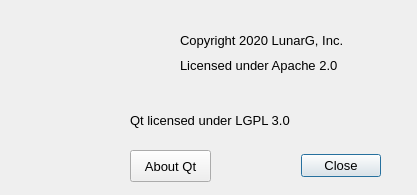
The window that vkconfig/dialog_about.ui (LunarG/VulkanTools) describes before a commit, drawn with Qt 5.
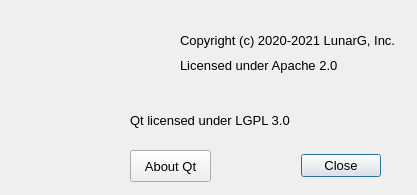
The same window after the commit. Icons and pictures are not drawn.

Patch:
```diff
--- a/vkconfig/dialog_about.ui
+++ b/vkconfig/dialog_about.ui
@@ -74,7 +74,7 @@
     <enum>Qt::LeftToRight</enum>
    </property>
    <property name="text">
-    <string>Copyright 2020 LunarG, Inc.</string>
+    <string>Copyright (c) 2020-2021 LunarG, Inc.</string>
    </property>
    <property name="alignment">
     <set>Qt::AlignLeading|Qt::AlignLeft|Qt::AlignVCenter</set>
```
